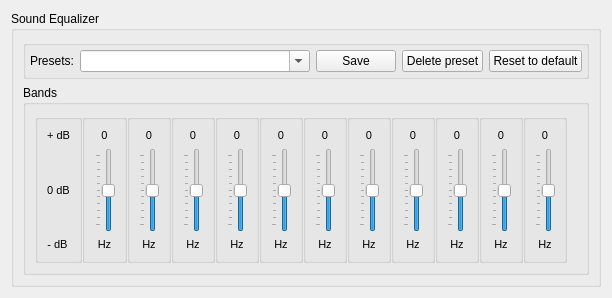
Qt form src/dialogs/EqualizerDialog.ui (netrunner-debian-kde-extras/amarok) before a commit.
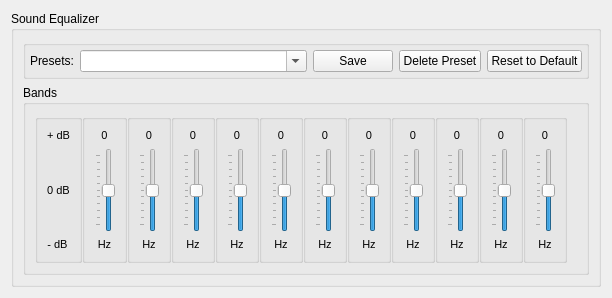
The same form after that commit.

```diff
--- a/src/dialogs/EqualizerDialog.ui
+++ b/src/dialogs/EqualizerDialog.ui
@@ -79,7 +79,7 @@
             <string>Delete currently selected preset. Not available for built-in presets.</string>
            </property>
            <property name="text">
-            <string>Delete preset</string>
+            <string>Delete Preset</string>
            </property>
           </widget>
          </item>
@@ -95,7 +95,7 @@
             <string>Reset selected preset setting to default. Available only for built-in presets.</string>
            </property>
            <property name="text">
-            <string>Reset to default</string>
+            <string>Reset to Default</string>
            </property>
           </widget>
          </item>
```
